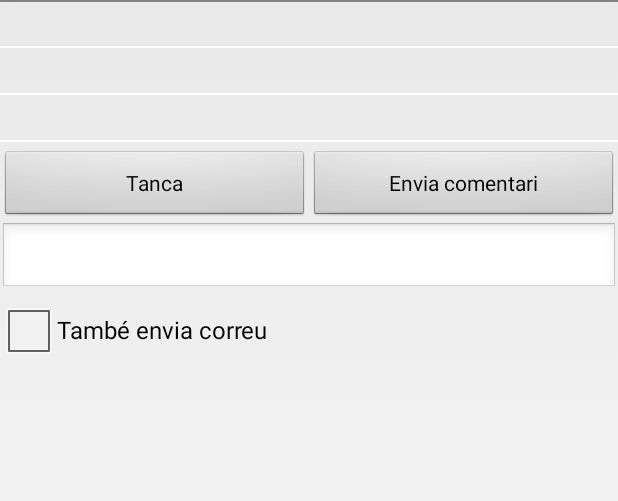
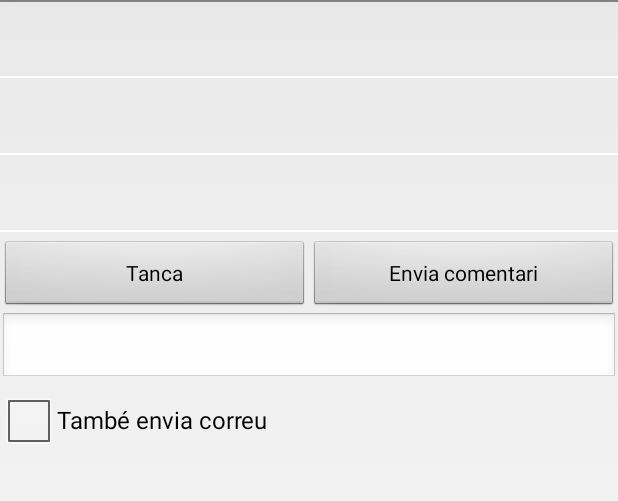
Before and after one commit to pnegre/tickets_android, an Android app: the layout ticketviewheader.xml on its own in the app's theme, with its tools: preview values and no code run, on a phone screen of 412 x 824 dp, the part 36-537 px from its top. Run offline under Robolectric (Android 15) with nearby library versions, the phone set to English and light mode, and no system bars.

Commit message:
Anem fent

```diff
--- a/src/main/res/layout/ticketviewheader.xml
+++ b/src/main/res/layout/ticketviewheader.xml
@@ -14,6 +14,8 @@
 		android:layout_height="wrap_content"
 		android:text=""
 		android:textSize = "17sp"
+		android:fontFamily="sans-serif-thin"
+		android:padding="10dp"
 		/>
 
 	<View
@@ -30,6 +32,8 @@
 		android:layout_width="fill_parent"
 		android:layout_height="wrap_content"
 		android:text=""
+		android:fontFamily="sans-serif-thin"
+		android:padding="10dp"
 		/>
 
 	<View
@@ -47,6 +51,8 @@
 		android:layout_width="fill_parent"
 		android:layout_height="wrap_content"
 		android:text=""
+		android:fontFamily="sans-serif-thin"
+		android:padding="10dp"
 		/>
 
 	<View
```
